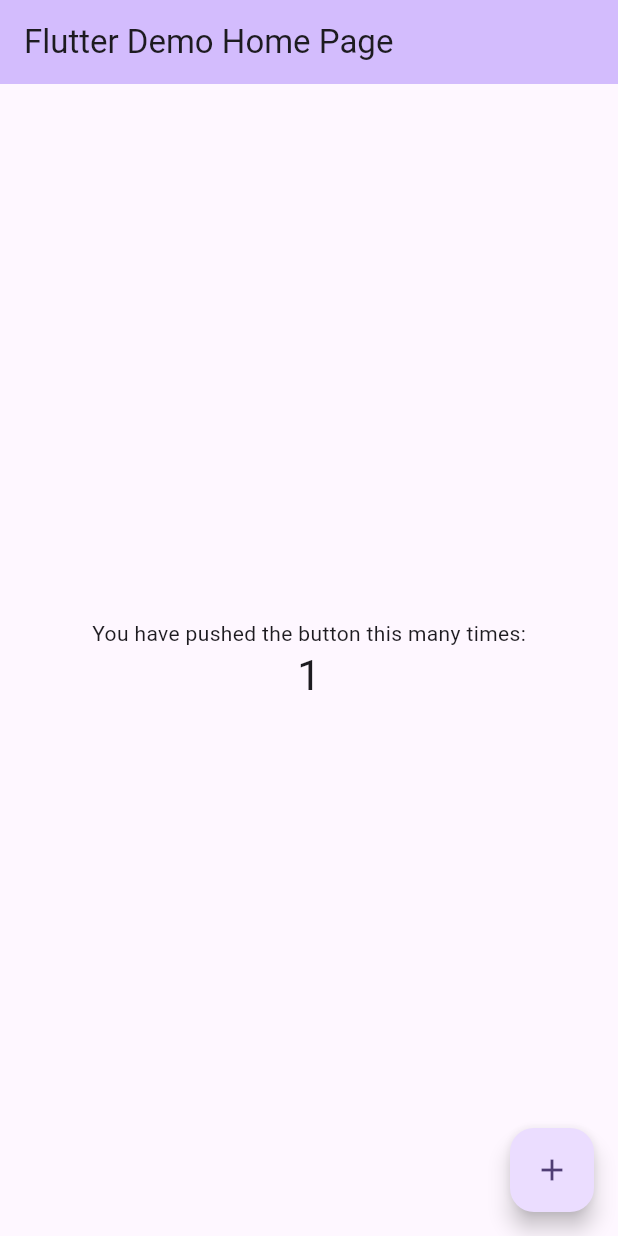
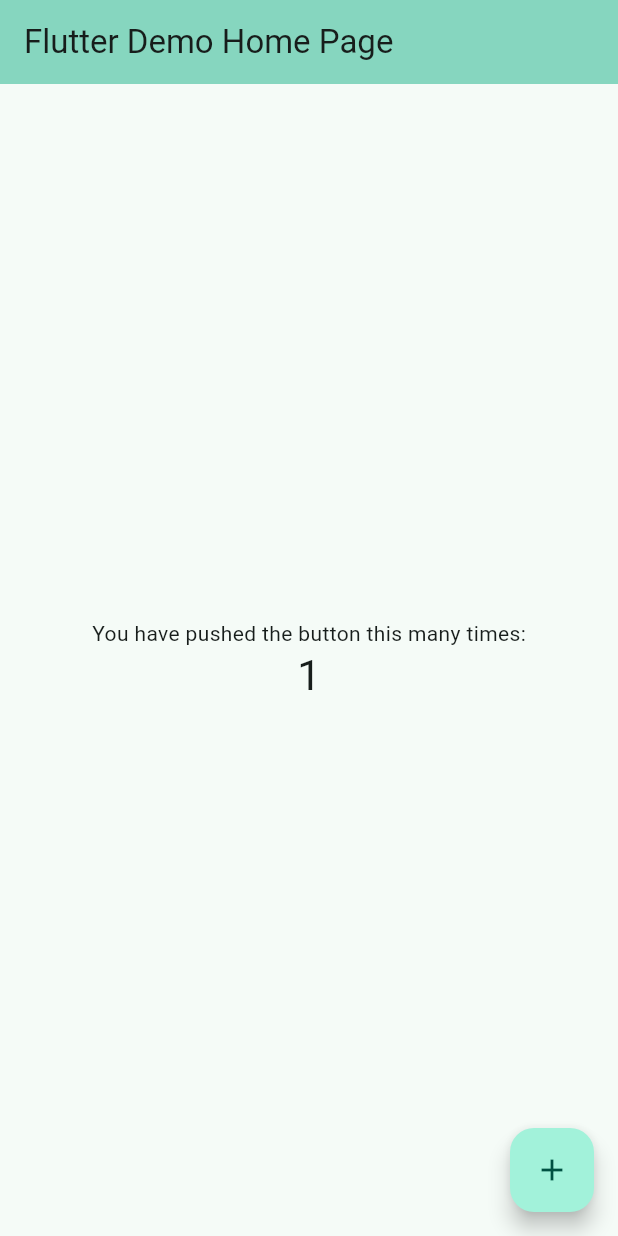
Before and after one commit to selingl/flutter_example, a Flutter app: the screen it shows after launch, after a tap on the "add" icon, on a phone screen of 412 x 824 dp. Run offline on Flutter 3.47's test engine with Material 3 defaults, Android fonts, the phone set to English and light mode, and no system bars.

Commit message:
change the color to tealAccent in build function of MyAppInClass

```diff
--- a/lib/main.dart
+++ b/lib/main.dart
@@ -2,21 +2,23 @@ import 'package:flutter/material.dart';
 
 void main() {
   f();
-  runApp(new MyAppInClass());
+  runApp(new MyAppInClass()); //runApp gets a Widget class which is
+                              // user interface element and make it an app
 
 }
 
 void f() {
   print('another function');
   Employee e = Employee();
-  setNameToJack(e);
+  Person p = e;
+  setNameToJack(p);
   e.jobTitle='software engineer';
   print(e.name);
   print(e.jobTitle);
 }
 
 void setNameToJack(Person e) {
-  e.name='Selin';
+  e.name='Jack';
 }
 
 class Person {
@@ -36,22 +38,7 @@ class MyAppInClass extends StatelessWidget {
     return MaterialApp(
       title: 'Flutter Demo',
       theme: ThemeData(
-        // This is the theme of your application.
-        //
-        // TRY THIS: Try running your application with "flutter run". You'll see
-        // the application has a purple toolbar. Then, without quitting the app,
-        // try changing the seedColor in the colorScheme below to Colors.green
-        // and then invoke "hot reload" (save your changes or press the "hot
-        // reload" button in a Flutter-supported IDE, or press "r" if you used
-        // the command line to start the app).
-        //
-        // Notice that the counter didn't reset back to zero; the application
-        // state is not lost during the reload. To reset the state, use hot
-        // restart instead.
-        //
-        // This works for code too, not just values: Most code changes can be
-        // tested with just a hot reload.
-        colorScheme: ColorScheme.fromSeed(seedColor: Colors.deepPurple),
+        colorScheme: ColorScheme.fromSeed(seedColor: Colors.tealAccent),
       ),
       home: const MyHomePage(title: 'Flutter Demo Home Page'),
     );
```
